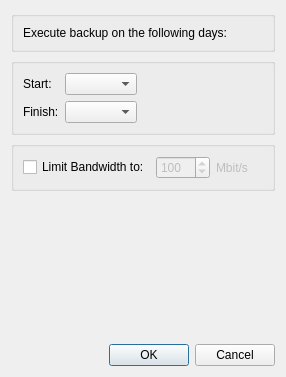
networkoptix/nx_open, file client/src/ui/dialogs/backup_schedule_dialog.ui: the form before one commit.
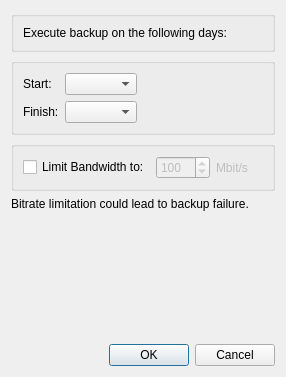
The form after the commit.

Commit message:
VMS-1893 - Add warning to backup schedule dialog
<==== Mercurial data ====>
Branch: dev_3.0.0_gui

The edit to the form file:
```diff
--- a/client/src/ui/dialogs/backup_schedule_dialog.ui
+++ b/client/src/ui/dialogs/backup_schedule_dialog.ui
@@ -128,6 +128,16 @@
      </layout>
     </widget>
    </item>
+   <item>
+    <widget class="QLabel" name="warningLabel">
+     <property name="text">
+      <string>Bitrate limitation could lead to backup failure.</string>
+     </property>
+     <property name="wordWrap">
+      <bool>true</bool>
+     </property>
+    </widget>
+   </item>
    <item>
     <spacer name="verticalSpacer">
      <property name="orientation">
```
Left out of the diff: 6 changed lines with no effect on the pictures. The commit also changes 1 other file.
